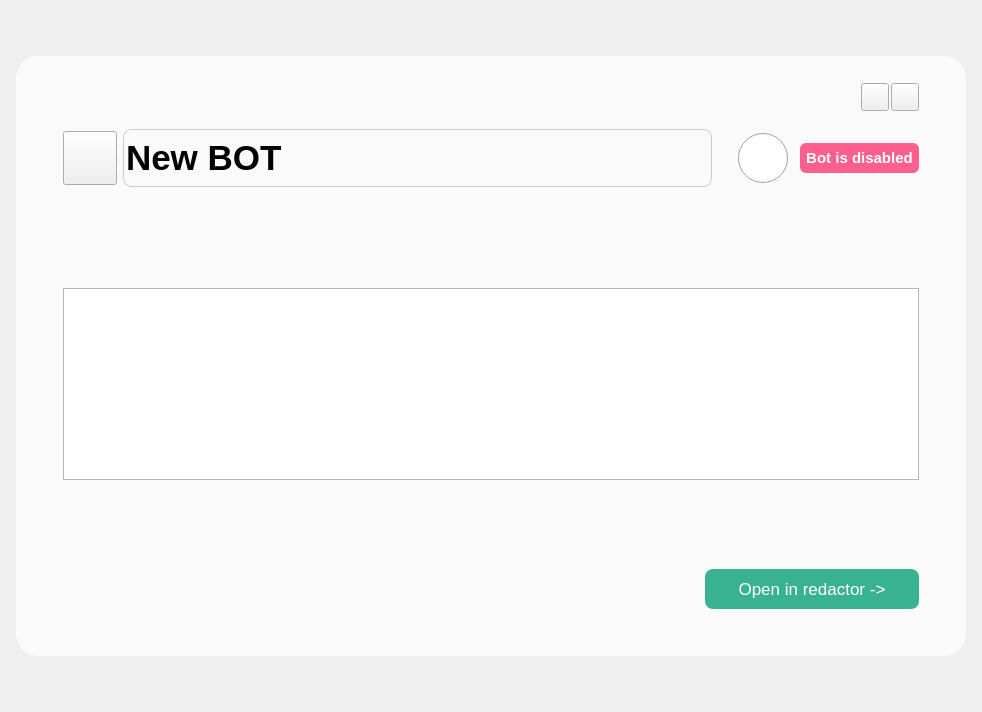
Before: the Qt Designer form simple_gram_desktop/constructor_app/widgets/selected_project_widget.ui in cuttlesystems/simplegram, drawn with Qt 5.
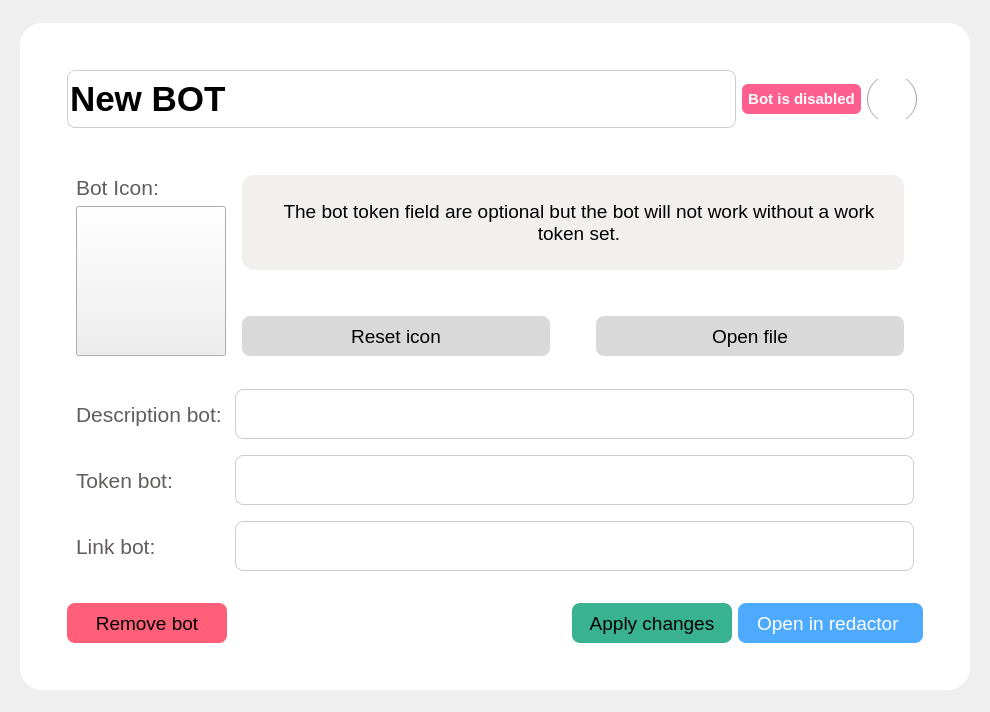
After: the same form once the commit is applied. Icons and pictures are not drawn. Custom widgets are drawn as their Qt base class.

Commit message: First stage selected project

Patch:
```diff
--- a/simple_gram_desktop/constructor_app/widgets/selected_project_widget.ui
+++ b/simple_gram_desktop/constructor_app/widgets/selected_project_widget.ui
@@ -13,7 +13,19 @@
   <property name="windowTitle">
    <string>Form</string>
   </property>
-  <layout class="QVBoxLayout" name="verticalLayout_3">
+  <layout class="QVBoxLayout" name="verticalLayout_7">
+   <property name="leftMargin">
+    <number>20</number>
+   </property>
+   <property name="topMargin">
+    <number>20</number>
+   </property>
+   <property name="rightMargin">
+    <number>20</number>
+   </property>
+   <property name="bottomMargin">
+    <number>20</number>
+   </property>
    <item>
     <spacer name="verticalSpacer">
      <property name="orientation">
@@ -60,12 +72,7 @@
         <string notr="true">QGroupBox{
 border-radius: 22px;
 border:none;
-background-color: rgba(255,255,255,180);
-}
-QGroupBox::hover{
-border-radius: 22px;
-border:none;
-background-color: rgb(255,255,255);
+background-color: rgb(255, 255, 255);
 }</string>
        </property>
        <property name="title">
@@ -76,7 +83,7 @@
          <number>47</number>
         </property>
         <property name="topMargin">
-         <number>27</number>
+         <number>47</number>
         </property>
         <property name="rightMargin">
          <number>47</number>
@@ -84,94 +91,6 @@
         <property name="bottomMargin">
          <number>47</number>
         </property>
-        <item>
-         <layout class="QHBoxLayout" name="horizontalLayout_9">
-          <property name="topMargin">
-           <number>0</number>
-          </property>
-          <item>
-           <layout class="QHBoxLayout" name="horizontalLayout_8">
-            <property name="spacing">
-             <number>2</number>
-            </property>
-            <property name="topMargin">
-             <number>0</number>
-            </property>
-            <item>
-             <spacer name="horizontalSpacer_4">
-              <property name="orientation">
-               <enum>Qt::Horizontal</enum>
-              </property>
-              <property name="sizeHint" stdset="0">
-               <size>
-                <width>40</width>
-                <height>20</height>
-               </size>
-              </property>
-             </spacer>
-            </item>
-            <item>
-             <widget class="QPushButton" name="edit_bot_button">
-              <property name="minimumSize">
-               <size>
-                <width>28</width>
-                <height>28</height>
-               </size>
-              </property>
-              <property name="maximumSize">
-               <size>
-                <width>28</width>
-                <height>28</height>
-               </size>
-              </property>
-              <property name="text">
-               <string/>
-              </property>
-              <property name="icon">
-               <iconset resource="../bot_icons.qrc">
-                <normaloff>:/icons/widgets/times_icon/save.png</normaloff>:/icons/widgets/times_icon/save.png</iconset>
-              </property>
-              <property name="iconSize">
-               <size>
-                <width>20</width>
-                <height>20</height>
-               </size>
-              </property>
-             </widget>
-            </item>
-            <item>
-             <widget class="QPushButton" name="remove_bot_button">
-              <property name="minimumSize">
-               <size>
-                <width>28</width>
-                <height>28</height>
-               </size>
-              </property>
-              <property name="maximumSize">
-               <size>
-                <width>28</width>
-                <height>28</height>
-               </size>
-              </property>
-              <property name="text">
-               <string/>
-              </property>
-              <property name="icon">
-               <iconset resource="../bot_icons.qrc">
-                <normaloff>:/icons/widgets/times_icon/remove.png</normaloff>:/icons/widgets/times_icon/remove.png</iconset>
-              </property>
-              <property name="iconSize">
-               <size>
-                <width>20</width>
-                <height>20</height>
-               </size>
-              </property>
-             </widget>
-            </item>
-           </layout>
-          </item>
-         </layout>
-        </item>
         <item>
          <layout class="QHBoxLayout" name="horizontalLayout_4">
           <item>
@@ -179,35 +98,6 @@
             <property name="rightMargin">
              <number>0</number>
             </property>
-            <item>
-             <widget class="QPushButton" name="icon_bot_button">
-              <property name="minimumSize">
-               <size>
-                <width>54</width>
-                <height>54</height>
-               </size>
-              </property>
-              <property name="maximumSize">
-               <size>
-                <width>54</width>
-                <height>54</height>
-               </size>
-              </property>
-              <property name="text">
-               <string/>
-              </property>
-              <property name="icon">
-               <iconset resource="../bot_icons.qrc">
-                <normaloff>:/icons/widgets/times_icon/new_bot.png</normaloff>:/icons/widgets/times_icon/new_bot.png</iconset>
-              </property>
-              <property name="iconSize">
-               <size>
-                <width>47</width>
-                <height>47</height>
-               </size>
-              </property>
-             </widget>
-            </item>
             <item>
              <layout class="QHBoxLayout" name="horizontalLayout_5">
               <property name="spacing">
@@ -251,56 +141,12 @@
                 </property>
                </widget>
               </item>
-              <item>
-               <layout class="QVBoxLayout" name="verticalLayout_2">
-                <property name="rightMargin">
-                 <number>0</number>
-                </property>
-                <item>
-                 <spacer name="verticalSpacer_5">
-                  <property name="orientation">
-                   <enum>Qt::Vertical</enum>
-                  </property>
-                  <property name="sizeHint" stdset="0">
-                   <size>
-                    <width>20</width>
-                    <height>40</height>
-                   </size>
-                  </property>
-                 </spacer>
-                </item>
-               </layout>
-              </item>
              </layout>
             </item>
            </layout>
           </item>
           <item>
            <layout class="QHBoxLayout" name="horizontalLayout_2">
-            <item>
-             <widget class="QRadioButton" name="switch_activated_bot">
-              <property name="styleSheet">
-               <string notr="true">QRadioButton{}
-
-QRadioButton::indicator
-{
-    width: 50px;
-    height:50px;
-}
-
-QRadioButton::indicator:checked{
-image:url(:/icons/images/start_bot.svg);
-}
-
-QRadioButton::indicator:unchecked{
-image:url(:/icons/images/stop_bot.svg);
-}</string>
-              </property>
-              <property name="text">
-               <string/>
-              </property>
-             </widget>
-            </item>
             <item>
              <widget class="QLabel" name="marker_state_bot">
               <property name="minimumSize">
@@ -337,10 +183,373 @@
               </property>
              </widget>
             </item>
+            <item>
+             <widget class="QRadioButton" name="switch_activated_bot">
+              <property name="styleSheet">
+               <string notr="true">QRadioButton{}
+
+QRadioButton::indicator
+{
+    width: 50px;
+    height:40px;
+}
+
+QRadioButton::indicator:checked{
+image:url(:/icons/widgets/times_icon/start_bot.png);
+}
+
+QRadioButton::indicator:unchecked{
+image:url(:/icons/widgets/times_icon/stop_bot.png);
+}</string>
+              </property>
+              <property name="text">
+               <string/>
+              </property>
+             </widget>
+            </item>
            </layout>
           </item>
          </layout>
         </item>
+        <item>
+         <layout class="QHBoxLayout" name="horizontalLayout_12">
+          <property name="spacing">
+           <number>10</number>
+          </property>
+          <property name="topMargin">
+           <number>0</number>
+          </property>
+          <item>
+           <widget class="QGroupBox" name="bot_icon_group">
+            <property name="styleSheet">
+             <string notr="true">/*QGroupBox{\nborder: 1px solid #BEBABA;\nborder-radius:0px;\n}*/</string>
+            </property>
+            <layout class="QHBoxLayout" name="horizontalLayout_11">
+             <property name="topMargin">
+              <number>1</number>
+             </property>
+             <item>
+              <layout class="QVBoxLayout" name="verticalLayout_3">
+               <property name="topMargin">
+                <number>0</number>
+               </property>
+               <item>
+                <spacer name="verticalSpacer_7">
+                 <property name="orientation">
+                  <enum>Qt::Vertical</enum>
+                 </property>
+                 <property name="sizeHint" stdset="0">
+                  <size>
+                   <width>20</width>
+                   <height>40</height>
+                  </size>
+                 </property>
+                </spacer>
+               </item>
+               <item>
+                <widget class="QLabel" name="bot_icon_header">
+                 <property name="font">
+                  <font>
+                   <pointsize>16</pointsize>
+                  </font>
+                 </property>
+                 <property name="styleSheet">
+                  <string notr="true">QLabel{ color: #625C5C; }</string>
+                 </property>
+                 <property name="text">
+                  <string>Bot Icon:</string>
+                 </property>
+                </widget>
+               </item>
+               <item>
+                <widget class="QPushButton" name="icon_bot_button">
+                 <property name="minimumSize">
+                  <size>
+                   <width>150</width>
+                   <height>150</height>
+                  </size>
+                 </property>
+                 <property name="maximumSize">
+                  <size>
+                   <width>150</width>
+                   <height>150</height>
+                  </size>
+                 </property>
+                 <property name="text">
+                  <string/>
+                 </property>
+                 <property name="icon">
+                  <iconset resource="../bot_icons.qrc">
+                   <normaloff>:/icons/widgets/times_icon/new_bot.png</normaloff>:/icons/widgets/times_icon/new_bot.png</iconset>
+                 </property>
+                 <property name="iconSize">
+                  <size>
+                   <width>198</width>
+                   <height>198</height>
+                  </size>
+                 </property>
+                </widget>
+               </item>
+              </layout>
+             </item>
+             <item>
+              <layout class="QVBoxLayout" name="verticalLayout_5">
+               <property name="topMargin">
+                <number>0</number>
+               </property>
+               <item>
+                <spacer name="verticalSpacer_6">
+                 <property name="orientation">
+                  <enum>Qt::Vertical</enum>
+                 </property>
+                 <property name="sizeType">
+                  <enum>QSizePolicy::Preferred</enum>
+                 </property>
+                 <property name="sizeHint" stdset="0">
+                  <size>
+                   <width>20</width>
+                   <height>40</height>
+                  </size>
+                 </property>
+                </spacer>
+               </item>
+               <item>
+                <widget class="QGroupBox" name="warning_baner_group">
+                 <property name="styleSheet">
+                  <string notr="true">QGroupBox{
+background: #F2EFEF;
+border-radius: 12px;
+margin-left: 10px;
+margin-right: 10px;
+}</string>
+                 </property>
+                 <layout class="QHBoxLayout" name="horizontalLayout_13">
+                  <property name="leftMargin">
+                   <number>20</number>
+                  </property>
+                  <property name="topMargin">
+                   <number>20</number>
+                  </property>
+                  <property name="rightMargin">
+                   <number>20</number>
+                  </property>
+                  <property name="bottomMargin">
+                   <number>20</number>
+                  </property>
+                  <item>
+                   <layout class="QHBoxLayout" name="horizontalLayout_14">
+                    <property name="rightMargin">
+                     <number>0</number>
+                    </property>
+                    <item>
+                     <layout class="QVBoxLayout" name="verticalLayout_6">
+                      <item>
+                       <widget class="QLabel" name="label_3">
+                        <property name="maximumSize">
+                         <size>
+                          <width>80</width>
+                          <height>80</height>
+                         </size>
+                        </property>
+                        <property name="font">
+                         <font>
+                          <pointsize>8</pointsize>
+                         </font>
+                        </property>
+                        <property name="text">
+                         <string/>
+                        </property>
+                        <property name="pixmap">
+                         <pixmap resource="../bot_icons.qrc">:/icons/widgets/times_icon/error_image.png</pixmap>
+                        </property>
+                        <property name="scaledContents">
+                         <bool>true</bool>
+                        </property>
+                       </widget>
+                      </item>
+                     </layout>
+                    </item>
+                   </layout>
+                  </item>
+                  <item>
+                   <widget class="QLabel" name="info_message">
+                    <property name="sizePolicy">
+                     <sizepolicy hsizetype="Expanding" vsizetype="Expanding">
+                      <horstretch>0</horstretch>
+                      <verstretch>0</verstretch>
+                     </sizepolicy>
+                    </property>
+                    <property name="font">
+                     <font>
+                      <pointsize>14</pointsize>
+                     </font>
+                    </property>
+                    <property name="text">
+                     <string>The bot token field are optional but the bot will not work without a work token set.</string>
+                    </property>
+                    <property name="alignment">
+                     <set>Qt::AlignCenter</set>
+                    </property>
+                    <property name="wordWrap">
+                     <bool>true</bool>
+                    </property>
+                   </widget>
+                  </item>
+                 </layout>
+                </widget>
+               </item>
+               <item>
+                <spacer name="verticalSpacer_5">
+                 <property name="orientation">
+                  <enum>Qt::Vertical</enum>
+                 </property>
+                 <property name="sizeType">
+                  <enum>QSizePolicy::Preferred</enum>
+                 </property>
+                 <property name="sizeHint" stdset="0">
+                  <size>
+                   <width>20</width>
+                   <height>40</height>
+                  </size>
+                 </property>
+                </spacer>
+               </item>
+               <item>
+                <layout class="QHBoxLayout" name="horizontalLayout_7">
+                 <property name="leftMargin">
+                  <number>10</number>
+                 </property>
+                 <property name="topMargin">
+                  <number>0</number>
+                 </property>
+                 <property name="rightMargin">
+                  <number>10</number>
+                 </property>
+                 <item>
+                  <widget class="QPushButton" name="reset_icon_button">
+                   <property name="sizePolicy">
+                    <sizepolicy hsizetype="Expanding" vsizetype="Fixed">
+                     <horstretch>0</horstretch>
+                     <verstretch>0</verstretch>
+                    </sizepolicy>
+                   </property>
+                   <property name="minimumSize">
+                    <size>
+                     <width>138</width>
+                     <height>40</height>
+                    </size>
+                   </property>
+                   <property name="font">
+                    <font>
+                     <pointsize>14</pointsize>
+                    </font>
+                   </property>
+                   <property name="styleSheet">
+                    <string notr="true">QPushButton{
+background: #D9D9D9;
+border-radius: 8px;
+color: black;
+border: none;
+align-left: 20px;
+}
+
+QPushButton::hover{
+background: #B6B3B3;
+border-radius: 8px;
+color: black;
+border: none;
+}</string>
+                   </property>
+                   <property name="text">
+                    <string>Reset icon</string>
+                   </property>
+                   <property name="icon">
+                    <iconset resource="../bot_icons.qrc">
+                     <normaloff>:/icons/widgets/times_icon/clear.png</normaloff>:/icons/widgets/times_icon/clear.png</iconset>
+                   </property>
+                   <property name="iconSize">
+                    <size>
+                     <width>20</width>
+                     <height>20</height>
+                    </size>
+                   </property>
+                  </widget>
+                 </item>
+                 <item>
+                  <spacer name="horizontalSpacer_8">
+                   <property name="orientation">
+                    <enum>Qt::Horizontal</enum>
+                   </property>
+                   <property name="sizeType">
+                    <enum>QSizePolicy::Preferred</enum>
+                   </property>
+                   <property name="sizeHint" stdset="0">
+                    <size>
+                     <width>40</width>
+                     <height>20</height>
+                    </size>
+                   </property>
+                  </spacer>
+                 </item>
+                 <item>
+                  <widget class="QPushButton" name="open_file_button">
+                   <property name="sizePolicy">
+                    <sizepolicy hsizetype="Expanding" vsizetype="Fixed">
+                     <horstretch>0</horstretch>
+                     <verstretch>0</verstretch>
+                    </sizepolicy>
+                   </property>
+                   <property name="minimumSize">
+                    <size>
+                     <width>138</width>
+                     <height>40</height>
+                    </size>
+                   </property>
+                   <property name="font">
+                    <font>
+                     <pointsize>14</pointsize>
+                    </font>
+                   </property>
+                   <property name="styleSheet">
+                    <string notr="true">QPushButton{
+background: #D9D9D9;
+border-radius: 8px;
+color: black;
+border: none;
+align-left: 20px;
+}
+
+QPushButton::hover{
+background: #B6B3B3;
+border-radius: 8px;
+color: black;
+border: none;
+}</string>
+                   </property>
+                   <property name="text">
+                    <string>Open file</string>
+                   </property>
+                   <property name="icon">
+                    <iconset resource="../bot_icons.qrc">
+                     <normaloff>:/icons/widgets/times_icon/open_file.png</normaloff>:/icons/widgets/times_icon/open_file.png</iconset>
+                   </property>
+                   <property name="iconSize">
+                    <size>
+                     <width>23</width>
+                     <height>23</height>
+                    </size>
+                   </property>
+                  </widget>
+                 </item>
+                </layout>
+               </item>
+              </layout>
+             </item>
+            </layout>
+           </widget>
+          </item>
+         </layout>
+        </item>
         <item>
          <spacer name="verticalSpacer_4">
           <property name="orientation">
@@ -355,12 +564,201 @@
          </spacer>
         </item>
         <item>
-         <widget class="BotView" name="bot_view">
+         <widget class="QGroupBox" name="description_bot_group">
           <property name="styleSheet">
-           <string notr="true">QGraphicsView{
-margin-right:0px;
-}</string>
+           <string notr="true">/*QGroupBox{\nborder: 1px solid #BEBABA;\nborder-radius:0px;\n}*/</string>
           </property>
+          <layout class="QHBoxLayout" name="horizontalLayout_16">
+           <property name="topMargin">
+            <number>1</number>
+           </property>
+           <item>
+            <widget class="QLabel" name="description_bot_header">
+             <property name="minimumSize">
+              <size>
+               <width>153</width>
+               <height>0</height>
+              </size>
+             </property>
+             <property name="font">
+              <font>
+               <pointsize>16</pointsize>
+              </font>
+             </property>
+             <property name="styleSheet">
+              <string notr="true">QLabel{ color: #625C5C; }</string>
+             </property>
+             <property name="text">
+              <string>Description bot: </string>
+             </property>
+            </widget>
+           </item>
+           <item>
+            <widget class="QLineEdit" name="description_bot_edit">
+             <property name="minimumSize">
+              <size>
+               <width>307</width>
+               <height>50</height>
+              </size>
+             </property>
+             <property name="font">
+              <font>
+               <pointsize>14</pointsize>
+              </font>
+             </property>
+             <property name="styleSheet">
+              <string notr="true">QLineEdit{
+border: 1px solid rgb(204,204,204);
+color: black;
+border-radius:8px;
+background-color: transparent;
+}
+
+QLineEdit::hover{
+border: 1px solid rgba(82,136,193,180);
+color: black;
+border-radius:8px;
+background-color: transparent;
+}
+</string>
+             </property>
+            </widget>
+           </item>
+          </layout>
+         </widget>
+        </item>
+        <item>
+         <widget class="QGroupBox" name="token_bot_group">
+          <property name="styleSheet">
+           <string notr="true">/*QGroupBox{\nborder: 1px solid #BEBABA;\nborder-radius:0px;\n}*/</string>
+          </property>
+          <layout class="QHBoxLayout" name="horizontalLayout_10">
+           <property name="topMargin">
+            <number>1</number>
+           </property>
+           <item>
+            <widget class="QLabel" name="token_bot_header">
+             <property name="minimumSize">
+              <size>
+               <width>153</width>
+               <height>0</height>
+              </size>
+             </property>
+             <property name="font">
+              <font>
+               <pointsize>16</pointsize>
+              </font>
+             </property>
+             <property name="styleSheet">
+              <string notr="true">QLabel{ color: #625C5C; }</string>
+             </property>
+             <property name="text">
+              <string>Token bot:</string>
+             </property>
+            </widget>
+           </item>
+           <item>
+            <widget class="QLineEdit" name="token_bot_edit">
+             <property name="minimumSize">
+              <size>
+               <width>307</width>
+               <height>50</height>
+              </size>
+             </property>
+             <property name="font">
+              <font>
+               <pointsize>14</pointsize>
+              </font>
+             </property>
+             <property name="styleSheet">
+              <string notr="true">QLineEdit{
+border: 1px solid rgb(204,204,204);
+color: black;
+border-radius:8px;
+background-color: transparent;
+}
+
+QLineEdit::hover{
+border: 1px solid rgba(82,136,193,180);
+color: black;
+border-radius:8px;
+background-color: transparent;
+}
+</string>
+             </property>
+             <property name="text">
+              <string/>
+             </property>
+            </widget>
+           </item>
+          </layout>
+         </widget>
+        </item>
+        <item>
+         <widget class="QGroupBox" name="token_bot_group_2">
+          <property name="styleSheet">
+           <string notr="true">/*QGroupBox{\nborder: 1px solid #BEBABA;\nborder-radius:0px;\n}*/</string>
+          </property>
+          <layout class="QHBoxLayout" name="link_bot_group">
+           <property name="topMargin">
+            <number>1</number>
+           </property>
+           <item>
+            <widget class="QLabel" name="link_bot_header">
+             <property name="minimumSize">
+              <size>
+               <width>153</width>
+               <height>0</height>
+              </size>
+             </property>
+             <property name="font">
+              <font>
+               <pointsize>16</pointsize>
+              </font>
+             </property>
+             <property name="styleSheet">
+              <string notr="true">QLabel{ color: #625C5C; }</string>
+             </property>
+             <property name="text">
+              <string>Link bot: </string>
+             </property>
+            </widget>
+           </item>
+           <item>
+            <widget class="QLineEdit" name="link_bot_edit">
+             <property name="minimumSize">
+              <size>
+               <width>307</width>
+               <height>50</height>
+              </size>
+             </property>
+             <property name="font">
+              <font>
+               <pointsize>14</pointsize>
+              </font>
+             </property>
+             <property name="styleSheet">
+              <string notr="true">QLineEdit{
+border: 1px solid rgb(204,204,204);
+color: black;
+border-radius:8px;
+background-color: transparent;
+}
+
+QLineEdit::hover{
+border: 1px solid rgba(82,136,193,180);
+color: black;
+border-radius:8px;
+background-color: transparent;
+}
+</string>
+             </property>
+             <property name="text">
+              <string/>
+             </property>
+            </widget>
+           </item>
+          </layout>
          </widget>
         </item>
         <item>
@@ -381,6 +779,54 @@
           <property name="rightMargin">
            <number>0</number>
           </property>
+          <item>
+           <widget class="QPushButton" name="remove_bot_button">
+            <property name="sizePolicy">
+             <sizepolicy hsizetype="Expanding" vsizetype="Fixed">
+              <horstretch>0</horstretch>
+              <verstretch>0</verstretch>
+             </sizepolicy>
+            </property>
+            <property name="minimumSize">
+             <size>
+              <width>160</width>
+              <height>40</height>
+             </size>
+            </property>
+            <property name="font">
+             <font>
+              <pointsize>14</pointsize>
+             </font>
+            </property>
+            <property name="styleSheet">
+             <string notr="true">QPushButton{
+border:none;
+border-radius: 8px;
+background-color: #ff5f78;
+color:black;
+}
+QPushButton::hover{
+border:none;
+border-radius: 8px;
+background-color: #F83E3E;
+color:black;
+}</string>
+            </property>
+            <property name="text">
+             <string>Remove bot</string>
+            </property>
+            <property name="icon">
+             <iconset resource="../bot_icons.qrc">
+              <normaloff>:/icons/widgets/times_icon/remove.png</normaloff>:/icons/widgets/times_icon/remove.png</iconset>
+            </property>
+            <property name="iconSize">
+             <size>
+              <width>24</width>
+              <height>22</height>
+             </size>
+            </property>
+           </widget>
+          </item>
           <item>
            <spacer name="horizontalSpacer_3">
             <property name="orientation">
@@ -420,6 +866,54 @@
             </property>
            </spacer>
           </item>
+          <item>
+           <widget class="QPushButton" name="edit_bot_button">
+            <property name="sizePolicy">
+             <sizepolicy hsizetype="Expanding" vsizetype="Fixed">
+              <horstretch>0</horstretch>
+              <verstretch>0</verstretch>
+             </sizepolicy>
+            </property>
+            <property name="minimumSize">
+             <size>
+              <width>160</width>
+              <height>40</height>
+             </size>
+            </property>
+            <property name="font">
+             <font>
+              <pointsize>14</pointsize>
+             </font>
+            </property>
+            <property name="styleSheet">
+             <string notr="true">QPushButton{
+border:none;
+border-radius: 8px;
+background-color: #39B292;
+color:black;
+}
+QPushButton::hover{
+border:none;
+border-radius: 8px;
+background-color: #4BCDAB;
+color:black;
+}</string>
+            </property>
+            <property name="text">
+             <string>Apply changes</string>
+            </property>
+            <property name="icon">
+             <iconset resource="../bot_icons.qrc">
+              <normaloff>:/icons/widgets/times_icon/save.png</normaloff>:/icons/widgets/times_icon/save.png</iconset>
+            </property>
+            <property name="iconSize">
+             <size>
+              <width>21</width>
+              <height>18</height>
+             </size>
+            </property>
+           </widget>
+          </item>
           <item>
            <widget class="QPushButton" name="open_in_redactor_button">
             <property name="sizePolicy">
@@ -430,19 +924,29 @@
             </property>
             <property name="minimumSize">
              <size>
-              <width>140</width>
+              <width>185</width>
               <height>40</height>
              </size>
             </property>
             <property name="font">
              <font>
-              <pointsize>13</pointsize>
+              <pointsize>14</pointsize>
               <bold>false</bold>
              </font>
             </property>
+            <property name="layoutDirection">
+             <enum>Qt::RightToLeft</enum>
+            </property>
             <property name="styleSheet">
              <string notr="true">QPushButton{
-background-color: rgb(57,178,146);
+background-color: #4DAAFF;
+border:none;
+color:white;
+border-radius:8px;
+}
+
+QPushButton::hover{
+background-color: #6CB9FF;
 border:none;
 color:white;
 border-radius:8px;
@@ -450,7 +954,17 @@
 </string>
             </property>
             <property name="text">
-             <string>Open in redactor -&gt;</string>
+             <string>Open in redactor </string>
+            </property>
+            <property name="icon">
+             <iconset resource="../bot_icons.qrc">
+              <normaloff>:/icons/widgets/times_icon/open_bot_in_editor.png</normaloff>:/icons/widgets/times_icon/open_bot_in_editor.png</iconset>
+            </property>
+            <property name="iconSize">
+             <size>
+              <width>22</width>
+              <height>22</height>
+             </size>
             </property>
            </widget>
           </item>
@@ -489,13 +1003,6 @@
    </item>
   </layout>
  </widget>
- <customwidgets>
-  <customwidget>
-   <class>BotView</class>
-   <extends>QGraphicsView</extends>
-   <header>constructor_app.graphic_scene.bot_view</header>
-  </customwidget>
- </customwidgets>
  <resources>
   <include location="../bot_icons.qrc"/>
  </resources>
```
Left out of the diff: 4 changed lines with no effect on the pictures. The commit also changes 10 other files.
